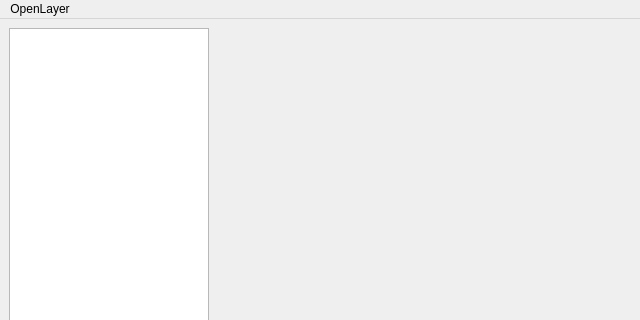
Qt form 9/DecisionSystems/Lab1/source/SimpleMapEditor/Ui/MainWindow.ui (sidorovis/restudy) before a commit; both pictures show x 0 to 640 and y 0 to 320 of the 640 by 480 pixel window.
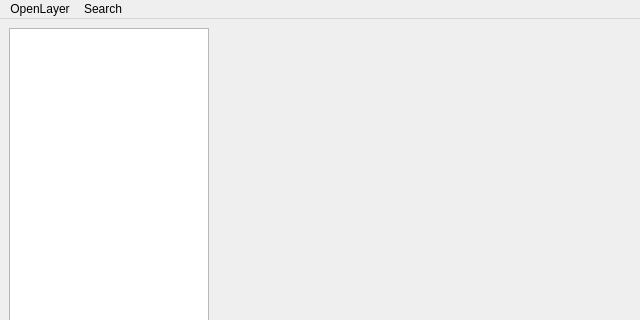
The same form after that commit. Custom widgets are drawn as their Qt base class.

What changed in the file:
```diff
--- a/9/DecisionSystems/Lab1/source/SimpleMapEditor/Ui/MainWindow.ui
+++ b/9/DecisionSystems/Lab1/source/SimpleMapEditor/Ui/MainWindow.ui
@@ -138,7 +138,15 @@
     <addaction name="separator"/>
     <addaction name="actionRaster_tif_jpg_file_types"/>
    </widget>
+   <widget class="QMenu" name="menuSearch">
+    <property name="title">
+     <string>Search</string>
+    </property>
+    <addaction name="actionBy_name"/>
+    <addaction name="actionBy_Coordinates"/>
+   </widget>
    <addaction name="menuOpenLayer"/>
+   <addaction name="menuSearch"/>
   </widget>
   <widget class="QStatusBar" name="statusbar"/>
   <action name="actionOGR_mif_map_file_types">
```
Left out of the diff: 27 changed lines with no effect on the pictures.
